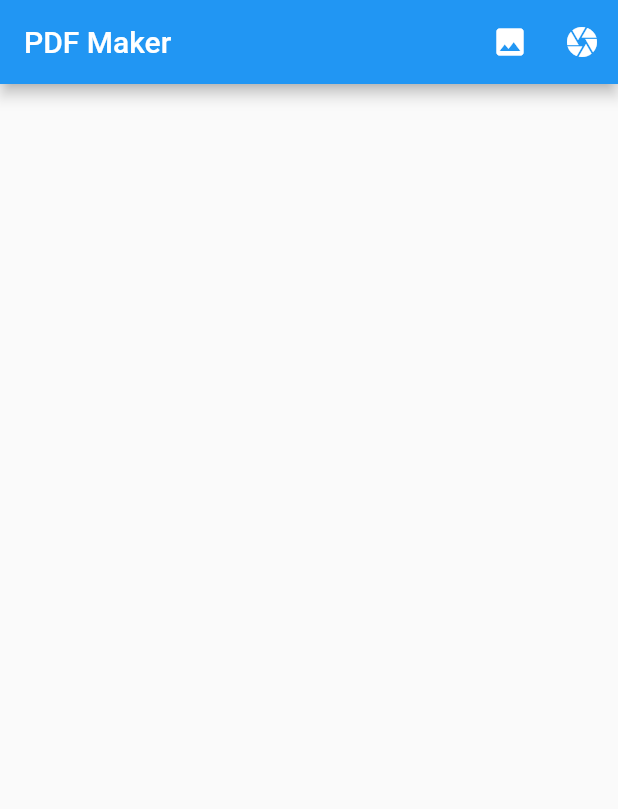
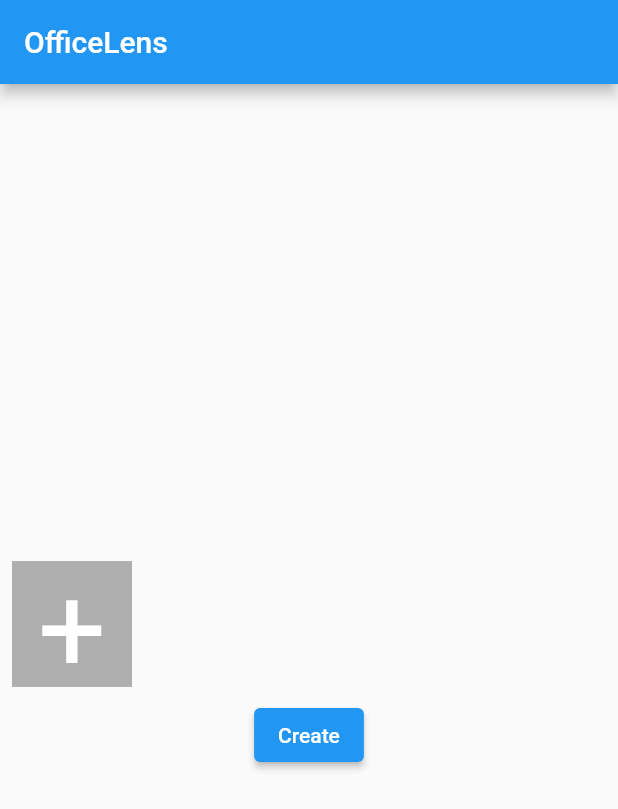
Before and after one commit to photon0205/OfficeLens, a Flutter app: the screen it shows after launch, on a phone screen of 412 x 824 dp. Shown: the top 809 px of the screen. Run offline on Flutter 3.47's test engine with Material 2 defaults, Android fonts, the phone set to English and light mode, and no system bars; our stand-ins replace image_picker, open_file, pdf, printing.

Commit message:
feat: multi-page pdf

```diff
--- /dev/null
+++ b/lib/homepage.dart
@@ -0,0 +1,167 @@
+import 'dart:io';
+
+import 'package:flutter/material.dart';
+import 'package:image_picker/image_picker.dart';
+import 'package:open_file/open_file.dart';
+import 'package:path_provider/path_provider.dart';
+import 'package:pdf/pdf.dart';
+import 'package:pdf/widgets.dart' as pw;
+
+class HomePage extends StatefulWidget {
+  const HomePage({Key? key}) : super(key: key);
+
+  @override
+  State<HomePage> createState() => _HomePageState();
+}
+
+class _HomePageState extends State<HomePage> {
+  List<File> imgList = [];
+  ImagePicker image = ImagePicker();
+  final pdf = pw.Document();
+  getImagecam() async {
+    var img = await image.pickImage(source: ImageSource.camera);
+    if (img == null) {
+      return;
+    }
+    setState(() {
+      imgList.add(File(img!.path));
+    });
+  }
+
+  getImage() async {
+    var img = await image.pickImage(source: ImageSource.gallery);
+    if (img == null) {
+      return;
+    }
+    setState(() {
+      imgList.add(File(img!.path));
+    });
+  }
+
+  createPDF() async {
+    for (var img in imgList) {
+      final image = pw.MemoryImage(img.readAsBytesSync());
+
+      pdf.addPage(pw.Page(
+          pageFormat: PdfPageFormat.a4,
+          build: (pw.Context contex) {
+            return pw.Center(child: pw.Image(image));
+          }));
+      final dir = await getExternalStorageDirectory();
+      final file = File('${dir!.path}/filename.pdf');
+      final _result = await OpenFile.open(file.path);
+    }
+  }
+
+  savePDF() async {
+    try {
+      final dir = await getExternalStorageDirectory();
+      final file = File('${dir!.path}/filename.pdf');
+      await file.writeAsBytes(await pdf.save());
+
+      ScaffoldMessenger.of(context).showSnackBar(SnackBar(
+        content: const Text('success' + 'saved to documents'),
+      ));
+    } catch (e) {
+      ScaffoldMessenger.of(context).showSnackBar(SnackBar(
+        content: Text(
+          'error : $e',
+        ),
+      ));
+    }
+  }
+
+  @override
+  Widget build(BuildContext context) {
+    return Scaffold(
+      appBar: AppBar(
+        title: const Text("OfficeLens"),
+      ),
+      body: Container(
+        child: Column(mainAxisAlignment: MainAxisAlignment.center, children: [
+          SizedBox(
+            height: 100,
+            child: ListView(
+              scrollDirection: Axis.horizontal,
+              children: [
+                ...List.generate(
+                    imgList.length,
+                    (index) => Padding(
+                          padding: const EdgeInsets.all(8.0),
+                          child: Container(
+                            height: 80,
+                            width: 80,
+                            child: Image.file(imgList[index]),
+                          ),
+                        )),
+                InkWell(
+                  onTap: (() => showDialog(
+                      context: context,
+                      builder: (context1) {
+                        return Dialog(
+                          child: SizedBox(
+                              height: 100,
+                              child: Column(
+                                children: [
+                                  InkWell(
+                                    onTap: () {
+                                      getImagecam();
+                                      Navigator.of(context1).pop();
+                                    },
+                                    child: SizedBox(
+                                      height: 50,
+                                      child: Row(
+                                        children: const [
+                                          Icon(Icons.camera),
+                                          Text("Camera"),
+                                        ],
+                                      ),
+                                    ),
+                                  ),
+                                  InkWell(
+                                    onTap: () {
+                                      getImage();
+                                      Navigator.of(context1).pop();
+                                    },
+                                    child: SizedBox(
+                                      height: 50,
+                                      child: Row(
+                                        children: const [
+                                          Icon(Icons.image),
+                                          Text("Gallery"),
+                                        ],
+                                      ),
+                                    ),
+                                  ),
+                                ],
+                              )),
+                        );
+                      })),
+                  child: Padding(
+                    padding: const EdgeInsets.all(8.0),
+                    child: Container(
+                      alignment: Alignment.center,
+                      height: 80,
+                      width: 80,
+                      color: Colors.black.withOpacity(0.3),
+                      child: const Text(
+                        "+",
+                        style: TextStyle(color: Colors.white, fontSize: 80),
+                      ),
+                    ),
+                  ),
+                )
+              ],
+            ),
+          ),
+          ElevatedButton(
+            onPressed: () {
+              createPDF();
+            },
+            child: const Text("Create"),
+          ),
+        ]),
+      ),
+    );
+  }
+}
--- a/lib/main.dart
+++ b/lib/main.dart
@@ -2,6 +2,7 @@
 import 'dart:typed_data';
 import 'package:flutter/material.dart';
 import 'package:image_picker/image_picker.dart';
+import 'package:officelens/homepage.dart';
 import 'package:pdf/pdf.dart';
 import 'package:pdf/widgets.dart' as pw;
 import 'package:printing/printing.dart';
@@ -57,26 +58,7 @@
   @override
   Widget build(BuildContext context) {
     return MaterialApp(
-      home: Scaffold(
-        appBar: AppBar(
-          title: Text("PDF Maker"),
-          actions: [
-            IconButton(
-              onPressed: getImage,
-              icon: Icon(Icons.image),
-            ),
-            IconButton(
-              onPressed: getImagecam,
-              icon: Icon(Icons.camera),
-            ),
-          ],
-        ),
-        body: file == null
-            ? Container()
-            : PdfPreview(
-          build: (format) => _generatePdf(format, file),
-        ),
-      ),
+      home: HomePage()
     );
   }
 }
--- a/pubspec.yaml
+++ b/pubspec.yaml
@@ -40,6 +40,7 @@
   path_provider: ^2.0.6
   image_picker: ^0.8.4+4
   printing: ^5.6.0
+  open_file: ^2.1.1
 
 dev_dependencies:
   flutter_test:
```
